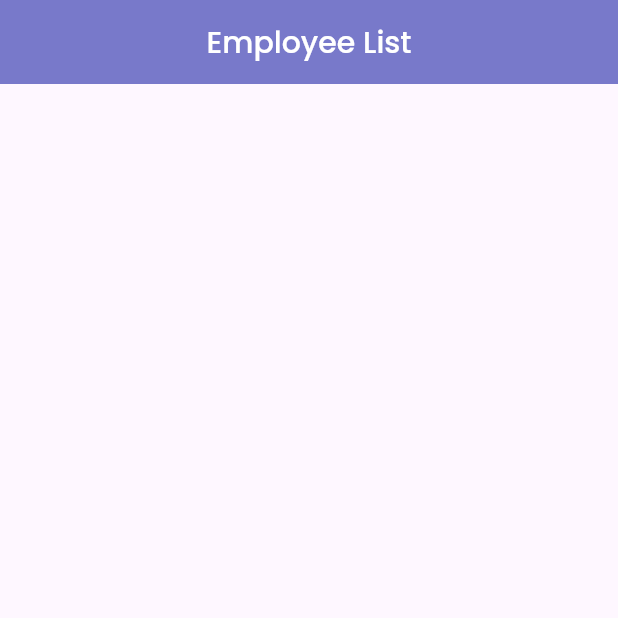
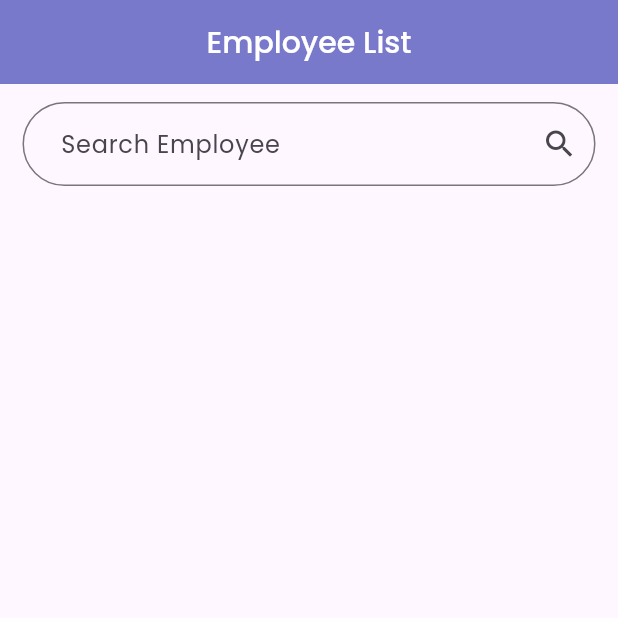
Before and after one commit to siyadas878/test_app, a Flutter app: the screen it shows after launch, on a phone screen of 412 x 824 dp, the top half of it. Run offline on Flutter 3.47's test engine with Material 3 defaults, Android fonts, the phone set to English and light mode, and no system bars; our stand-ins replace bloc, cached_network_image, connectivity_plus, flutter_bloc, geolocator, get and 3 more; accounts and stored records are empty; network calls fail.

Commit message:
search completed

```diff
--- /dev/null
+++ b/lib/core/cubit/search_cubit/search_cubit.dart
@@ -0,0 +1,33 @@
+import 'package:bloc/bloc.dart';
+import 'package:test_app/core/models/employee_model.dart';
+import 'package:test_app/core/repository/employee_repo.dart';
+
+part 'search_state.dart';
+
+class SearchCubit extends Cubit<SearchState> {
+  final EmployeeRepo employeeRepo;
+  SearchCubit({required this.employeeRepo}) : super(SearchInitialState());
+  void searchEmployees(String query) async {
+    if (query.isEmpty) {
+      emit(SearchInitialState());
+      return;
+    }
+
+    emit(SearchLoadingState());
+    try {
+      final allEmployees = await employeeRepo.getEmployeesFromHive();
+      final results = allEmployees!.where((employee) {
+        final nameLower = employee.name?.toLowerCase() ?? '';
+        final emailLower = employee.email?.toLowerCase() ?? '';
+        final searchLower = query.toLowerCase();
+
+        return nameLower.contains(searchLower) ||
+            emailLower.contains(searchLower);
+      }).toList();
+
+      emit(SearchSuccessState(employeeList: results));
+    } catch (e) {
+      emit(SearchErrorState());
+    }
+  }
+}
--- /dev/null
+++ b/lib/core/cubit/search_cubit/search_state.dart
@@ -0,0 +1,17 @@
+part of 'search_cubit.dart';
+
+abstract class SearchState {}
+
+//search states
+
+class SearchInitialState extends SearchState {}
+
+class SearchLoadingState extends SearchState {}
+
+class SearchSuccessState extends SearchState {
+  final List<EmployeeModel> employeeList;
+
+  SearchSuccessState({required this.employeeList});
+}
+
+class SearchErrorState extends SearchState {}
--- a/lib/main.dart
+++ b/lib/main.dart
@@ -5,6 +5,7 @@ import 'package:hive_flutter/hive_flutter.dart';
 import 'package:get/get_navigation/get_navigation.dart';
 import 'package:google_fonts/google_fonts.dart';
 import 'package:test_app/core/cubit/employee_cubit/employee_cubit.dart';
+import 'package:test_app/core/cubit/search_cubit/search_cubit.dart';
 import 'package:test_app/core/models/employee_model.dart';
 import 'package:test_app/core/repository/employee_repo.dart';
 import 'package:test_app/manager/color_manager.dart';
@@ -39,6 +40,10 @@ class MyApp extends StatelessWidget {
             create: (context) =>
                 EmployeeCubit(employeeRepo: context.read<EmployeeRepo>()),
           ),
+          BlocProvider(
+            create: (context) =>
+                SearchCubit(employeeRepo: context.read<EmployeeRepo>()),
+          ),
         ],
         child: GetMaterialApp(
           title: 'Employee App',
--- a/lib/presentation/screens/details_screen.dart
+++ b/lib/presentation/screens/details_screen.dart
@@ -34,11 +34,11 @@ class DetailsScreen extends StatelessWidget {
             ),
             appSpaces.spaceForHeight10,
             DetailTile(
-              icon: Icons.location_on,
+              icon: Icons.email,
               title: employee.email ?? '',
             ),
             DetailTile(
-              icon: Icons.email,
+              icon: Icons.location_on,
               title: employee.address!.street ?? '',
               subtitle: Column(
                 crossAxisAlignment: CrossAxisAlignment.start,
--- a/lib/presentation/screens/listing_screen.dart
+++ b/lib/presentation/screens/listing_screen.dart
@@ -2,6 +2,7 @@ import 'package:flutter/material.dart';
 import 'package:flutter_bloc/flutter_bloc.dart';
 import 'package:get/get.dart';
 import 'package:test_app/core/cubit/employee_cubit/employee_cubit.dart';
+import 'package:test_app/core/cubit/search_cubit/search_cubit.dart';
 import 'package:test_app/core/models/employee_model.dart';
 import 'package:test_app/manager/font_manager.dart';
 import 'package:test_app/manager/space_manger.dart';
@@ -14,6 +15,8 @@ class ListingScreen extends StatefulWidget {
 }
 
 class _ListingScreenState extends State<ListingScreen> {
+  final TextEditingController _searchController = TextEditingController();
+
   @override
   void initState() {
     BlocProvider.of<EmployeeCubit>(context).getAllEmployees();
@@ -21,8 +24,16 @@ class _ListingScreenState extends State<ListingScreen> {
   }
 
   @override
+  void dispose() {
+    _searchController.dispose();
+    super.dispose();
+  }
+
+  @override
   Widget build(BuildContext context) {
-    return Scaffold(
+    return GestureDetector(
+      onTap: () => FocusManager.instance.primaryFocus?.unfocus(),
+      child: Scaffold(
         appBar: AppBar(
           centerTitle: true,
           title: Text(
@@ -31,15 +42,80 @@ class _ListingScreenState extends State<ListingScreen> {
           ),
         ),
         body: SafeArea(
+          child: Column(
+            children: [
+              Padding(
+                padding:
+                    const EdgeInsets.symmetric(vertical: 12, horizontal: 15),
+                child: TextField(
+                  controller: _searchController,
+                  decoration: InputDecoration(
+                    border: OutlineInputBorder(
+                        borderRadius: BorderRadius.circular(30),
+                        borderSide: const BorderSide()),
+                    labelText: '  Search Employee',
+                    suffixIcon: IconButton(
+                      icon: const Icon(Icons.search),
+                      onPressed: () {
+                        context
+                            .read<SearchCubit>()
+                            .searchEmployees(_searchController.text);
+                      },
+                    ),
+                  ),
+                  onChanged: (value) {
+                    context.read<SearchCubit>().searchEmployees(value);
+                  },
+                ),
+              ),
+              Expanded(
                 child: BlocBuilder<EmployeeCubit, EmployeeState>(
                   builder: (context, state) {
                     if (state is EmployeeListingLoadingState) {
                       return const Center(child: CircularProgressIndicator());
                     } else if (state is EmployeeListingSuccessState) {
+                      return BlocBuilder<SearchCubit, SearchState>(
+                        builder: (context, searchState) {
+                          if (searchState is SearchLoadingState) {
+                            return const Center(
+                                child: CircularProgressIndicator());
+                          } else if (searchState is SearchSuccessState) {
+                            return _buildEmployeeList(searchState.employeeList);
+                          } else if (searchState is SearchErrorState) {
+                            return Center(
+                                child: Text('Search failed',
+                                    style: appFont.f17w500Primary));
+                          } else {
+                            return _buildEmployeeList(state.employeeList);
+                          }
+                        },
+                      );
+                    } else if (state is EmployeeListingErrorState) {
+                      return Center(
+                        child: Text('Failed to load data',
+                            style: appFont.f17w500Primary),
+                      );
+                    } else {
+                      return Center(
+                        child: Text('No data available',
+                            style: appFont.f17w500Primary),
+                      );
+                    }
+                  },
+                ),
+              ),
+            ],
+          ),
+        ),
+      ),
+    );
+  }
+
+  Widget _buildEmployeeList(List<EmployeeModel> employeeList) {
     return ListView.separated(
-                itemCount: state.employeeList.length,
+      itemCount: employeeList.length,
       itemBuilder: (context, index) {
-                  EmployeeModel employee = state.employeeList[index];
+        EmployeeModel employee = employeeList[index];
         return InkWell(
           onTap: () {
             Get.toNamed('/DetailsScreen', arguments: employee);
@@ -55,29 +131,13 @@ class _ListingScreenState extends State<ListingScreen> {
                 employee.name ?? 'No Name',
                 style: appFont.f17w500Primary,
               ),
-                        subtitle: Text(
-                            'Company: ${employee.company!.name ?? 'No Company'}'),
+              subtitle:
+                  Text('Company: ${employee.company?.name ?? 'No Company'}'),
             ),
           ),
         );
       },
-                separatorBuilder: (context, index) =>
-                    appSpaces.spaceForHeight10,
-              );
-            } else if (state is EmployeeListingErrorState) {
-              return Center(
-                  child: Text(
-                'Failed to load data',
-                style: appFont.f17w500Primary,
-              ));
-            } else {
-              return Center(
-                  child:
-                      Text('No data available', style: appFont.f17w500Primary));
-            }
-          },
-        ),
-      ),
+      separatorBuilder: (context, index) => appSpaces.spaceForHeight10,
     );
   }
 }
```
Lines whose indentation alone changed are shown as unchanged.
